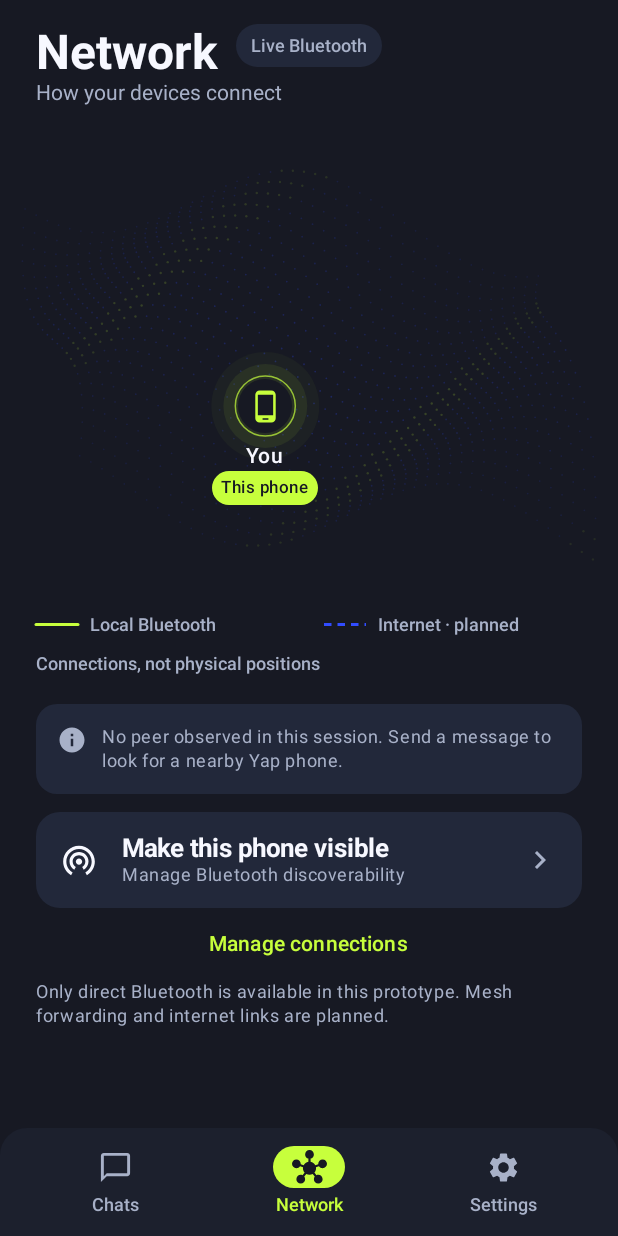
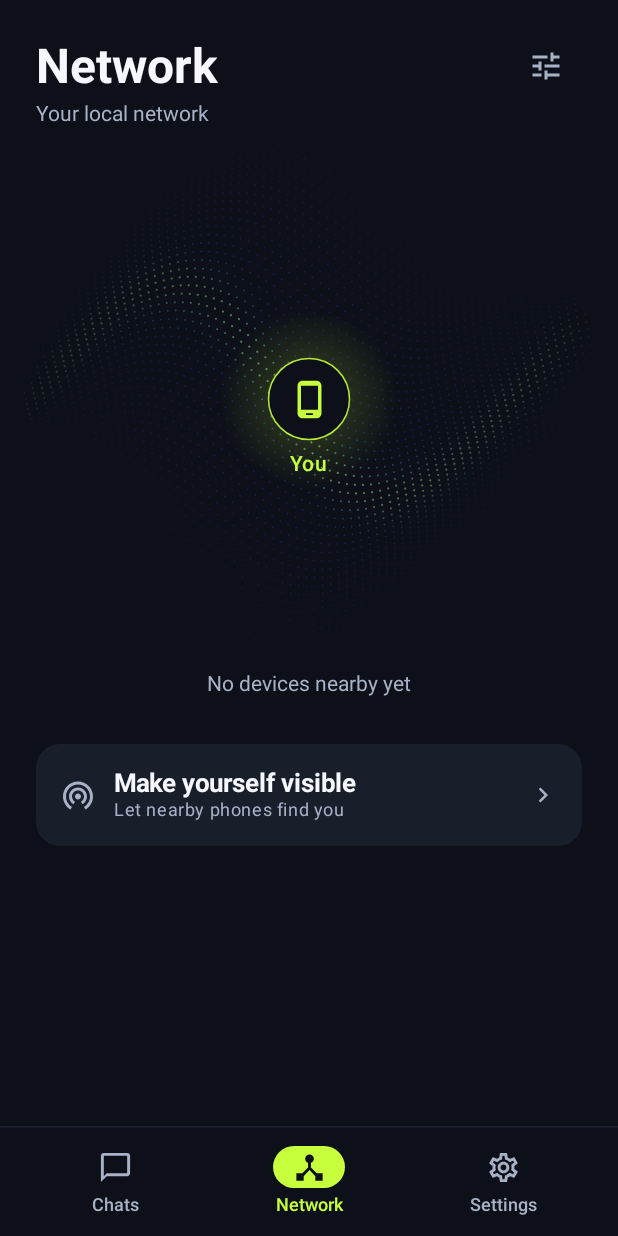
Before and after one commit to MidnightWoulfe000-lab/-yap-messenger, an Android app built with Jetpack Compose: the screen it shows after launch (MainActivity), item 2 of the bottom bar chosen, on a phone screen of 412 x 824 dp. Run offline under Robolectric (Android 15) with nearby library versions, the phone set to English and light mode, and no system bars.

Commit message:
Refine Yap screens while keeping the original typography
Centre the local phone in the network and replace the sparse backdrop with a continuous particle fabric. Simplify primary-screen copy and keep connection and privacy details in their settings.

Use deeper surfaces, grouped settings rows, outline icons and a simpler composer. Keep the existing font and BLE transport. Verify with nine unit tests, ten emulator tests, the debug build and lint.

```diff
--- a/android/app/src/main/java/org/yapmessenger/app/ChatsScreen.kt
+++ b/android/app/src/main/java/org/yapmessenger/app/ChatsScreen.kt
@@ -54,13 +54,9 @@ internal fun ChatsScreen(chats: List<ChatSummary>, preview: Boolean, open: (Stri
             }
             Spacer(Modifier.height(12.dp))
             HorizontalDivider(color = Surface2)
-            if (!preview) {
-                Text("Bluetooth prototype · Not encrypted", color = Soft, style = MaterialTheme.typography.bodySmall,
-                    modifier = Modifier.padding(vertical = 16.dp))
-            }
         }
         items(visible, key = { it.id }) { chat ->
-            Row(Modifier.fillMaxWidth().clickable { open(chat.id) }.padding(vertical = 18.dp), verticalAlignment = Alignment.CenterVertically) {
+            Row(Modifier.fillMaxWidth().clickable { open(chat.id) }.padding(vertical = 16.dp), verticalAlignment = Alignment.CenterVertically) {
                 YapAvatar(chat.name.takeIf { preview } ?: "", chat.group)
                 Spacer(Modifier.width(14.dp))
                 Column(Modifier.weight(1f)) {
@@ -69,7 +65,7 @@ internal fun ChatsScreen(chats: List<ChatSummary>, preview: Boolean, open: (Stri
                     Text(chat.snippet, style = MaterialTheme.typography.bodyMedium, color = Soft, maxLines = 2, overflow = TextOverflow.Ellipsis)
                 }
                 Spacer(Modifier.width(8.dp))
-                Column(horizontalAlignment = Alignment.End) {
+                Column(Modifier.align(Alignment.Top).padding(top = 3.dp), horizontalAlignment = Alignment.End) {
                     if (chat.time.isNotEmpty()) Text(chat.time, style = MaterialTheme.typography.labelSmall, color = Soft)
                     if (chat.unread > 0) {
                         Spacer(Modifier.height(8.dp))
@@ -79,7 +75,7 @@ internal fun ChatsScreen(chats: List<ChatSummary>, preview: Boolean, open: (Stri
                     }
                 }
             }
-            HorizontalDivider(color = Surface2.copy(alpha = .6f))
+            HorizontalDivider(color = Surface2.copy(alpha = .55f), modifier = Modifier.padding(start = 66.dp))
         }
         if (visible.isEmpty()) item {
             Column(Modifier.fillMaxWidth().padding(vertical = 48.dp)) {
--- a/android/app/src/main/java/org/yapmessenger/app/MainActivity.kt
+++ b/android/app/src/main/java/org/yapmessenger/app/MainActivity.kt
@@ -19,8 +19,8 @@ class MainActivity : ComponentActivity() {
     override fun onCreate(savedInstanceState: Bundle?) {
         super.onCreate(savedInstanceState)
         enableEdgeToEdge(
-            statusBarStyle = SystemBarStyle.dark(android.graphics.Color.rgb(23, 25, 35)),
-            navigationBarStyle = SystemBarStyle.dark(android.graphics.Color.rgb(23, 25, 35))
+            statusBarStyle = SystemBarStyle.dark(android.graphics.Color.rgb(13, 16, 24)),
+            navigationBarStyle = SystemBarStyle.dark(android.graphics.Color.rgb(13, 16, 24))
         )
         bluetooth = YapBluetooth(this) { update ->
             runOnUiThread { if (acceptsBluetoothUpdates) session.onBluetoothUpdate(update) }
--- a/android/app/src/main/java/org/yapmessenger/app/NetworkScreen.kt
+++ b/android/app/src/main/java/org/yapmessenger/app/NetworkScreen.kt
@@ -7,6 +7,8 @@ import android.provider.Settings
 import androidx.compose.animation.core.*
 import androidx.compose.foundation.Canvas
 import androidx.compose.foundation.background
+import androidx.compose.foundation.border
+import androidx.compose.foundation.clickable
 import androidx.compose.foundation.layout.*
 import androidx.compose.foundation.rememberScrollState
 import androidx.compose.foundation.shape.CircleShape
@@ -14,60 +16,86 @@ import androidx.compose.foundation.shape.RoundedCornerShape
 import androidx.compose.foundation.verticalScroll
 import androidx.compose.material.icons.Icons
 import androidx.compose.material.icons.filled.*
+import androidx.compose.material.icons.outlined.*
 import androidx.compose.material3.*
 import androidx.compose.runtime.*
 import androidx.compose.ui.Alignment
 import androidx.compose.ui.Modifier
 import androidx.compose.ui.geometry.Offset
 import androidx.compose.ui.graphics.Color
+import androidx.compose.ui.graphics.Brush
 import androidx.compose.ui.graphics.StrokeCap
 import androidx.compose.ui.graphics.drawscope.Stroke
 import androidx.compose.ui.graphics.drawscope.DrawScope
 import androidx.compose.ui.platform.LocalContext
 import androidx.compose.ui.platform.LocalDensity
+import androidx.compose.ui.platform.testTag
+import androidx.compose.ui.draw.clip
 import androidx.compose.ui.semantics.clearAndSetSemantics
 import androidx.compose.ui.unit.dp
 import kotlin.math.*
 
 @Composable
-@OptIn(ExperimentalLayoutApi::class)
 internal fun NetworkScreen(session: ChatSession, preview: Boolean, reduceMotion: Boolean, manage: () -> Unit) {
-    Column(Modifier.fillMaxSize().verticalScroll(rememberScrollState()).padding(horizontal = 24.dp, vertical = 16.dp)) {
-        FlowRow(Modifier.fillMaxWidth(), horizontalArrangement = Arrangement.spacedBy(12.dp), verticalArrangement = Arrangement.spacedBy(8.dp)) {
-            Text("Network", style = MaterialTheme.typography.headlineLarge, color = White)
-            Text(if (preview) "Sample network" else "Live Bluetooth", color = Soft, style = MaterialTheme.typography.labelMedium,
-                modifier = Modifier.background(Surface, CircleShape).padding(horizontal = 10.dp, vertical = 7.dp))
+    Column(Modifier.fillMaxSize().verticalScroll(rememberScrollState()).padding(horizontal = 24.dp, vertical = 20.dp)) {
+        Row(Modifier.fillMaxWidth(), verticalAlignment = Alignment.CenterVertically) {
+            Text("Network", style = MaterialTheme.typography.headlineLarge, color = White, modifier = Modifier.weight(1f))
+            IconButton(onClick = manage) { Icon(Icons.Outlined.Tune, "Network details", tint = Soft) }
         }
-        Text("How your devices connect", color = Soft, style = MaterialTheme.typography.bodyMedium)
-        Spacer(Modifier.height(12.dp))
+        Text(if (preview) "3 devices" else if (session.peer != PeerObservation.NONE) "1 device seen" else "Your local network",
+            color = Soft, style = MaterialTheme.typography.bodyMedium)
         NetworkVisualisation(preview, session.peer, reduceMotion)
-        Row(Modifier.fillMaxWidth(), horizontalArrangement = Arrangement.spacedBy(20.dp)) {
-            ConnectionLegend(if (preview) "Local mesh" else "Local Bluetooth", Lime, false, Modifier.weight(1f))
-            ConnectionLegend(if (preview) "Internet" else "Internet · planned", Blue, true, Modifier.weight(1f))
+        if (preview || session.peer == PeerObservation.CONNECTED) Row(Modifier.fillMaxWidth().padding(bottom = 24.dp), horizontalArrangement = Arrangement.Center) {
+            ConnectionLegend(if (preview) "Local mesh" else "Bluetooth", Lime, false, Modifier.padding(end = 28.dp))
+            if (preview) ConnectionLegend("Internet", Blue, true, Modifier)
         }
-        Text("Connections, not physical positions", style = MaterialTheme.typography.labelMedium, color = Soft,
-            modifier = Modifier.padding(top = 10.dp, bottom = 20.dp))
         if (preview) {
-            Column(verticalArrangement = Arrangement.spacedBy(2.dp)) {
-                DetailRow("Ravi", "Direct · Local mesh", Icons.Default.PhoneAndroid)
-                DetailRow("Priya", "Via Ravi · Local mesh", Icons.Default.PhoneAndroid)
-                DetailRow("Maya", "Internet", Icons.Default.PhoneAndroid)
+            NetworkPanel {
+                NetworkPeerRow("Ravi", "Direct · Local mesh")
+                HorizontalDivider(color = Surface2, modifier = Modifier.padding(horizontal = 16.dp))
+                NetworkPeerRow("Priya", "Via Ravi · Local mesh")
+                HorizontalDivider(color = Surface2, modifier = Modifier.padding(horizontal = 16.dp))
+                NetworkPeerRow("Maya", "Internet")
             }
         } else {
-            if (session.peer != PeerObservation.NONE) DetailRow("Nearby Yap phone", when (session.peer) {
-                PeerObservation.CONNECTED -> "Connected · Direct Bluetooth"
-                PeerObservation.CONNECTING -> "Connecting · Identity not checked"
-                else -> "Seen this session · Identity not checked"
-            }, Icons.Default.PhoneAndroid)
-            else InfoNote("No peer observed in this session. Send a message to look for a nearby Yap phone.")
-            Spacer(Modifier.height(12.dp))
-            DetailRow(if (session.advertising) "Visible to nearby phones" else "Make this phone visible",
-                if (session.advertising) "Keep Yap open to receive messages" else "Manage Bluetooth discoverability", Icons.Default.WifiTethering, manage)
+            if (session.peer != PeerObservation.NONE) NetworkPanel {
+                NetworkPeerRow("Nearby Yap phone", when (session.peer) {
+                    PeerObservation.CONNECTED -> "Connected · Bluetooth"
+                    PeerObservation.CONNECTING -> "Connecting…"
+                    else -> "Seen recently"
+                })
+            }
+            else Text("No devices nearby yet", color = Soft, style = MaterialTheme.typography.bodyMedium,
+                modifier = Modifier.align(Alignment.CenterHorizontally).padding(bottom = 16.dp))
+            Spacer(Modifier.height(16.dp))
+            Row(Modifier.fillMaxWidth().clip(RoundedCornerShape(16.dp)).background(Surface)
+                .clickable(onClick = manage).padding(16.dp), verticalAlignment = Alignment.CenterVertically) {
+                Icon(Icons.Outlined.WifiTethering, null, tint = if (session.advertising) Lime else Soft, modifier = Modifier.size(24.dp))
+                Column(Modifier.weight(1f).padding(horizontal = 12.dp)) {
+                    Text(if (session.advertising) "You're visible" else "Make yourself visible", color = White, style = MaterialTheme.typography.titleMedium)
+                    Text(if (session.advertising) "Nearby phones can find you" else "Let nearby phones find you", color = Soft, style = MaterialTheme.typography.bodySmall)
+                }
+                Icon(Icons.Default.ChevronRight, null, tint = Soft, modifier = Modifier.size(20.dp))
+            }
         }
-        TextButton(onClick = manage, modifier = Modifier.fillMaxWidth().heightIn(min = 48.dp)) { Text("Manage connections") }
-        if (!preview) Text("Only direct Bluetooth is available in this prototype. Mesh forwarding and internet links are planned.",
-            color = Soft, style = MaterialTheme.typography.bodySmall)
         Spacer(Modifier.height(16.dp))
+    }
+}
+
+@Composable
+private fun NetworkPanel(content: @Composable ColumnScope.() -> Unit) {
+    Column(Modifier.fillMaxWidth().clip(RoundedCornerShape(18.dp)).background(Surface)
+        .border(1.dp, Surface2.copy(alpha = .6f), RoundedCornerShape(18.dp)), content = content)
+}
+
+@Composable
+private fun NetworkPeerRow(name: String, connection: String) {
+    Row(Modifier.fillMaxWidth().padding(16.dp), verticalAlignment = Alignment.CenterVertically) {
+        Icon(Icons.Outlined.PhoneAndroid, null, tint = Soft, modifier = Modifier.size(22.dp))
+        Column(Modifier.padding(start = 14.dp)) {
+            Text(name, color = White, style = MaterialTheme.typography.titleMedium)
+            Text(connection, color = Soft, style = MaterialTheme.typography.bodySmall)
+        }
     }
 }
 
@@ -92,29 +120,33 @@ private fun NetworkVisualisation(preview: Boolean, peer: PeerObservation, reduce
         transition.animateFloat(0f, (2 * PI).toFloat(), infiniteRepeatable(tween(24000, easing = LinearEasing)), label = "Fabric phase").value
     } else 0f
     val nodes = if (preview) listOf(
-        VisualNode("You", "This phone", .38f, .52f, true),
-        VisualNode("Ravi", "Local mesh", .77f, .23f),
-        VisualNode("Priya", "Via Ravi", .82f, .72f),
-        VisualNode("Maya", "Internet", .13f, .20f)
-    ) else listOf(VisualNode("You", "This phone", .42f, .58f, true)) +
-        if (peer != PeerObservation.NONE) listOf(VisualNode("Nearby phone", if (peer == PeerObservation.CONNECTED) "Connected" else "Observed", .78f, .23f)) else emptyList()
+        VisualNode("You", "", .5f, .5f, true),
+        VisualNode("Ravi", "Local mesh", .8f, .18f),
+        VisualNode("Priya", "Via Ravi", .8f, .78f),
+        VisualNode("Maya", "Internet", .18f, .23f)
+    ) else listOf(VisualNode("You", "", .5f, .5f, true)) +
+        if (peer != PeerObservation.NONE) listOf(VisualNode("Nearby phone", if (peer == PeerObservation.CONNECTED) "Connected" else if (peer == PeerObservation.CONNECTING) "Connecting…" else "Seen recently", .79f, .2f)) else emptyList()
     val showLabels = LocalDensity.current.fontScale <= 1.35f
-    BoxWithConstraints(Modifier.fillMaxWidth().heightIn(min = 270.dp).aspectRatio(1.12f)) {
+    BoxWithConstraints(Modifier.fillMaxWidth().aspectRatio(1f).testTag("network-map")) {
         val w = maxWidth
         val h = maxHeight
         Canvas(Modifier.fillMaxSize().clearAndSetSemantics {}) {
             val phaseNow = phase
-            // Project a gently undulating fabric into the canvas. It encodes no peer count or range.
-            for (row in 0..24) for (column in 0..46) {
-                val u = column / 46f * 2f - 1f
-                val v = row / 24f * 2f - 1f
-                val wave = sin(u * 3.8f + v * 2.4f + phaseNow) * .085f
-                val x = size.width * (.5f + u * .47f + sin(v * 2f) * .055f)
-                val y = size.height * (.49f + v * .31f + wave + u * .055f)
-                val rim = (1f - abs(v) * .5f) * (1f - abs(u) * .3f)
-                val limeBand = abs(sin(u * 2.5f + v * 2f + phaseNow * .4f)) > .965f
-                drawCircle((if (limeBand) Lime else Blue).copy(alpha = if (limeBand) .22f * rim else .28f * rim),
-                    radius = if (limeBand) .8.dp.toPx() else .6.dp.toPx(), center = Offset(x, y))
+            // A continuous folded fabric, softly fading into the same surface as the UI.
+            // This is atmosphere, never a graph of additional devices or measured distance.
+            for (row in 0..52) for (column in 0..72) {
+                val u = column / 72f * 2.3f - 1.15f
+                val v = row / 52f * 2.3f - 1.15f
+                val r = sqrt(u * u + v * v)
+                if (r > 1.15f) continue
+                val wave = sin(u * 3.6f + v * 1.6f + phaseNow) * .09f
+                val x = size.width * (.5f + u * .46f + sin(v * 2f) * .025f)
+                val y = size.height * (.49f + v * .35f + wave)
+                val fade = (1f - r / 1.15f).pow(.55f)
+                val band = exp(-((v - sin(u * 3f + phaseNow * .5f) * .35f).pow(2)) * 28f)
+                val colour = androidx.compose.ui.graphics.lerp(Blue, Lime, band * .8f)
+                drawCircle(colour.copy(alpha = (.38f + band * .24f) * fade),
+                    radius = (.55f + band * .2f).dp.toPx(), center = Offset(x, y))
             }
             fun point(index: Int) = Offset(size.width * nodes[index].x, size.height * nodes[index].y)
             fun link(a: Int, b: Int, internet: Boolean = false) {
@@ -125,25 +157,24 @@ private fun NetworkVisualisation(preview: Boolean, peer: PeerObservation, reduce
             nodes.forEach { node ->
                 val center = Offset(size.width * node.x, size.height * node.y)
                 val colour = if (node.local) Lime else Blue
-                drawCircle(colour.copy(alpha = .035f), 36.dp.toPx(), center)
-                drawCircle(colour.copy(alpha = .07f), 28.dp.toPx(), center)
-                drawCircle(colour.copy(alpha = .7f), 20.dp.toPx(), center, style = Stroke(1.dp.toPx()))
+                val radius = (if (node.local) 27 else 22).dp.toPx()
+                drawCircle(Brush.radialGradient(listOf(colour.copy(alpha = .23f), Color.Transparent), center, radius * 2.2f), radius * 2.2f, center)
+                drawCircle(Ink, radius, center)
+                drawCircle(colour.copy(alpha = if (node.local) .9f else .65f), radius, center, style = Stroke(1.dp.toPx()))
             }
         }
         nodes.forEach { node ->
-            Column(Modifier.offset(x = w * node.x - 50.dp, y = h * node.y - 18.dp).width(100.dp), horizontalAlignment = Alignment.CenterHorizontally) {
-                Box(Modifier.size(36.dp).background(Ink, CircleShape), contentAlignment = Alignment.Center) {
-                    Icon(Icons.Default.PhoneAndroid, null, tint = if (node.local) Lime else White, modifier = Modifier.size(23.dp))
+            val diameter = if (node.local) 52.dp else 42.dp
+            Column(Modifier.offset(x = w * node.x - 58.dp, y = h * node.y - diameter / 2).width(116.dp), horizontalAlignment = Alignment.CenterHorizontally) {
+                Box(Modifier.size(diameter).then(if (node.local) Modifier.testTag("network-self") else Modifier), contentAlignment = Alignment.Center) {
+                    Icon(Icons.Outlined.PhoneAndroid, if (node.local) "Your phone" else null, tint = if (node.local) Lime else White, modifier = Modifier.size(if (node.local) 27.dp else 22.dp))
                 }
                 if (showLabels) {
-                    Text(node.name, color = White, style = MaterialTheme.typography.labelLarge, modifier = Modifier.padding(top = 5.dp))
-                    Text(node.subtitle, color = if (node.local) Ink else Soft, style = MaterialTheme.typography.labelSmall,
-                        modifier = Modifier.background(if (node.local) Lime else Surface, CircleShape).padding(horizontal = 6.dp, vertical = 3.dp))
+                    Text(node.name, color = if (node.local) Lime else White, style = MaterialTheme.typography.labelLarge, modifier = Modifier.padding(top = 7.dp))
+                    if (node.subtitle.isNotEmpty()) Text(node.subtitle, color = Soft, style = MaterialTheme.typography.labelSmall)
                 }
             }
         }
-        if (preview) Icon(Icons.Default.Language, "Internet path", tint = Blue,
-            modifier = Modifier.offset(x = w * .23f, y = h * .31f).size(22.dp).background(Ink, CircleShape))
     }
 }
 
--- a/android/app/src/main/java/org/yapmessenger/app/YapComponents.kt
+++ b/android/app/src/main/java/org/yapmessenger/app/YapComponents.kt
@@ -1,6 +1,7 @@
 package org.yapmessenger.app
 
 import androidx.compose.foundation.background
+import androidx.compose.foundation.border
 import androidx.compose.foundation.clickable
 import androidx.compose.foundation.layout.*
 import androidx.compose.foundation.selection.selectable
@@ -9,6 +10,7 @@ import androidx.compose.foundation.shape.RoundedCornerShape
 import androidx.compose.material.icons.Icons
 import androidx.compose.material.icons.automirrored.filled.ArrowBack
 import androidx.compose.material.icons.filled.*
+import androidx.compose.material.icons.outlined.*
 import androidx.compose.material3.*
 import androidx.compose.runtime.Composable
 import androidx.compose.ui.Alignment
@@ -38,9 +40,12 @@ internal fun Wordmark() {
 
 @Composable
 internal fun YapAvatar(name: String = "", group: Boolean = false, size: Int = 52) {
-    Box(Modifier.size(size.dp).background(if (group) Lime else Blue, CircleShape), contentAlignment = Alignment.Center) {
-        Icon(if (group) Icons.Default.Groups else if (name.isEmpty()) Icons.Default.Bluetooth else Icons.Default.Person,
-            null, tint = if (group) Ink else White, modifier = Modifier.size((size * .58f).dp))
+    val accent = if (group) Lime else if (name.startsWith("M") || name.startsWith("P")) Coral else Blue
+    Box(Modifier.size(size.dp).background(if (group) Lime else accent.copy(alpha = .17f), CircleShape)
+        .border(1.dp, accent.copy(alpha = if (group) 1f else .45f), CircleShape), contentAlignment = Alignment.Center) {
+        if (group || name.isEmpty()) Icon(if (group) Icons.Outlined.Groups else Icons.Outlined.PhoneAndroid,
+            null, tint = if (group) Ink else White, modifier = Modifier.size((size * .5f).dp))
+        else Text(name.take(1), fontSize = (size * .37f).sp, fontWeight = FontWeight.Bold, color = White)
     }
 }
 
@@ -79,10 +84,12 @@ internal fun DetailRow(title: String, subtitle: String, icon: ImageVector, onCli
 
 @Composable
 internal fun YapNavigation(screen: String, navigate: (String) -> Unit) {
-    Row(Modifier.fillMaxWidth().background(Surface.copy(alpha = .45f), RoundedCornerShape(topStart = 18.dp, topEnd = 18.dp))
+    Column {
+    HorizontalDivider(color = Surface2.copy(alpha = .55f))
+    Row(Modifier.fillMaxWidth().background(Ink)
         .padding(horizontal = 12.dp, vertical = 8.dp)) {
-        listOf(Triple("chats", "Chats", Icons.Default.ChatBubbleOutline), Triple("network", "Network", Icons.Default.Hub),
-            Triple("settings", "Settings", Icons.Default.Settings)).forEach { (key, title, icon) ->
+        listOf(Triple("chats", "Chats", Icons.Outlined.ChatBubbleOutline), Triple("network", "Network", Icons.Outlined.DeviceHub),
+            Triple("settings", "Settings", Icons.Outlined.Settings)).forEach { (key, title, icon) ->
             val selected = key == screen
             Column(Modifier.weight(1f).heightIn(min = 56.dp).selectable(selected, role = Role.Tab, onClick = { navigate(key) })
                 .padding(vertical = 4.dp), horizontalAlignment = Alignment.CenterHorizontally) {
@@ -94,4 +101,5 @@ internal fun YapNavigation(screen: String, navigate: (String) -> Unit) {
             }
         }
     }
+    }
 }
--- a/android/app/src/main/java/org/yapmessenger/app/YapTheme.kt
+++ b/android/app/src/main/java/org/yapmessenger/app/YapTheme.kt
@@ -10,13 +10,13 @@ import androidx.compose.ui.text.font.FontWeight
 import androidx.compose.ui.unit.dp
 import androidx.compose.ui.unit.sp
 
-internal val Ink = Color(0xFF171923)
-internal val Surface = Color(0xFF22283A)
-internal val Surface2 = Color(0xFF2A3248)
+internal val Ink = Color(0xFF0D1018)
+internal val Surface = Color(0xFF191E2B)
+internal val Surface2 = Color(0xFF293142)
 internal val Lime = Color(0xFFC7FF3C)
 internal val Blue = Color(0xFF314CFF)
 internal val Coral = Color(0xFFFF7958)
-internal val Soft = Color(0xFFA8B1C8)
+internal val Soft = Color(0xFFA8B2C7)
 internal val White = Color(0xFFF7F8FF)
 
 internal object YapSpacing {
```
Also changed, not shown: android/app/src/main/java/org/yapmessenger/app/ConversationScreen.kt (+10 -8 lines), android/app/src/main/java/org/yapmessenger/app/SettingsScreen.kt (+36 -37 lines), 5 other files.
